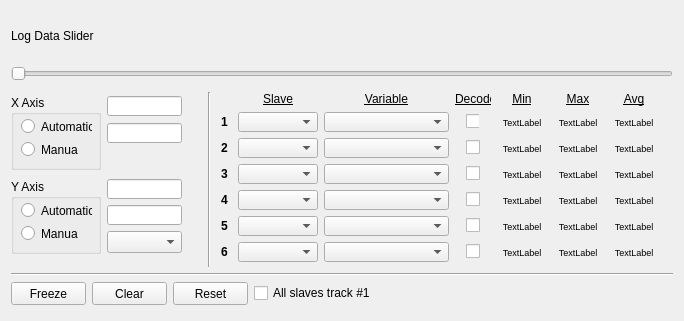
Above: ui/w_2dplot.ui from JFDuval/flexsea-plan before the change. Below: the same form after it.
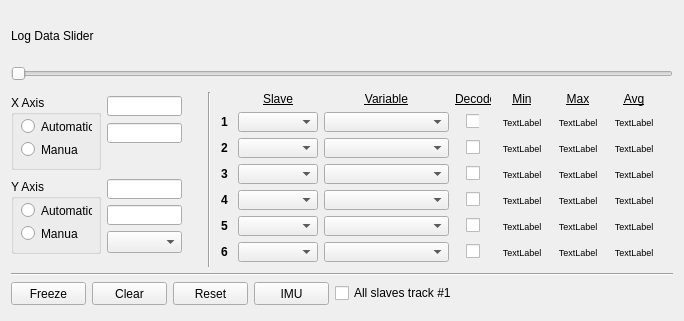
That is the form after the change.

Commit message: Added IMU button shortcut (2DPlot)

The edit to the form file:
```diff
--- a/ui/w_2dplot.ui
+++ b/ui/w_2dplot.ui
@@ -1400,6 +1400,22 @@
    </item>
    <item>
     <layout class="QGridLayout" name="gridLayout_4">
+     <item row="0" column="5">
+      <spacer name="verticalSpacer_7">
+       <property name="orientation">
+        <enum>Qt::Vertical</enum>
+       </property>
+       <property name="sizeType">
+        <enum>QSizePolicy::Minimum</enum>
+       </property>
+       <property name="sizeHint" stdset="0">
+        <size>
+         <width>20</width>
+         <height>20</height>
+        </size>
+       </property>
+      </spacer>
+     </item>
      <item row="0" column="0">
       <widget class="QPushButton" name="pushButtonFreeze">
        <property name="sizePolicy">
@@ -1463,28 +1479,31 @@
        </property>
       </widget>
      </item>
-     <item row="0" column="3">
+     <item row="0" column="4">
       <widget class="QCheckBox" name="checkBoxTrack">
        <property name="text">
         <string>All slaves track #1</string>
        </property>
       </widget>
      </item>
-     <item row="0" column="4">
-      <spacer name="verticalSpacer_7">
-       <property name="orientation">
-        <enum>Qt::Vertical</enum>
+     <item row="0" column="3">
+      <widget class="QPushButton" name="pbIMU">
+       <property name="minimumSize">
+        <size>
+         <width>75</width>
+         <height>23</height>
+        </size>
        </property>
-       <property name="sizeType">
-        <enum>QSizePolicy::Minimum</enum>
-       </property>
-       <property name="sizeHint" stdset="0">
+       <property name="maximumSize">
         <size>
-         <width>20</width>
-         <height>20</height>
+         <width>75</width>
+         <height>23</height>
         </size>
        </property>
-      </spacer>
+       <property name="text">
+        <string>IMU</string>
+       </property>
+      </widget>
      </item>
     </layout>
    </item>
```
The commit also changes 2 other files.
